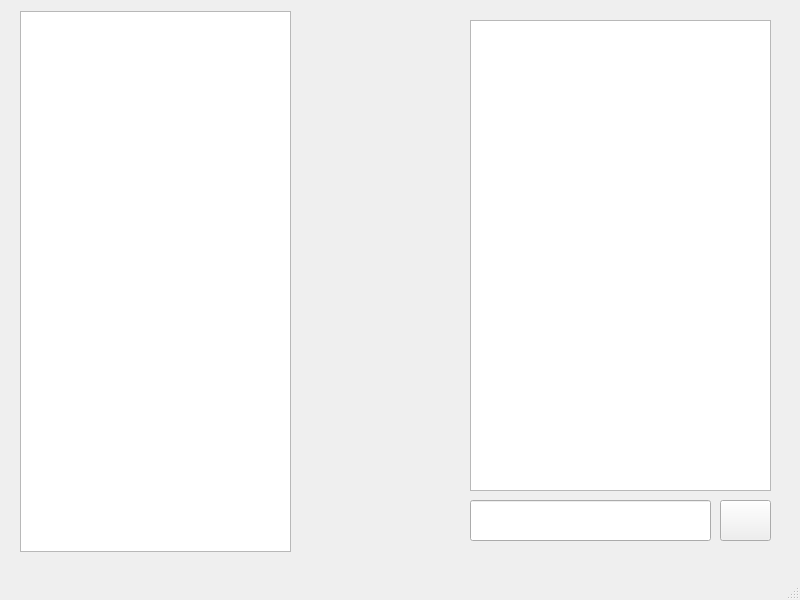
This is layout/chat.ui in AlbatovK/PyChat as Qt 5 draws it before an edit. The edited form follows.
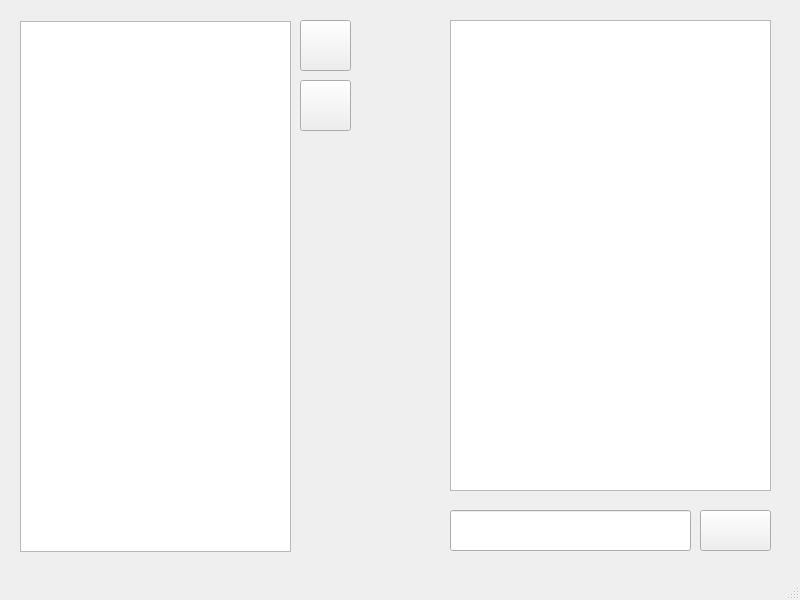
This is the edited form.

What changed in the file:
```diff
--- a/layout/chat.ui
+++ b/layout/chat.ui
@@ -24,9 +24,9 @@
     <property name="geometry">
      <rect>
       <x>20</x>
-      <y>11</y>
+      <y>21</y>
       <width>271</width>
-      <height>541</height>
+      <height>531</height>
      </rect>
     </property>
     <property name="font">
@@ -41,9 +41,9 @@
    <widget class="QPushButton" name="send_btn">
     <property name="geometry">
      <rect>
-      <x>720</x>
-      <y>500</y>
-      <width>51</width>
+      <x>700</x>
+      <y>510</y>
+      <width>71</width>
       <height>41</height>
      </rect>
     </property>
@@ -54,8 +54,8 @@
    <widget class="QLineEdit" name="msg_input">
     <property name="geometry">
      <rect>
-      <x>470</x>
-      <y>500</y>
+      <x>450</x>
+      <y>510</y>
       <width>241</width>
       <height>41</height>
      </rect>
@@ -64,13 +64,39 @@
    <widget class="QListWidget" name="messages_list">
     <property name="geometry">
      <rect>
-      <x>470</x>
+      <x>450</x>
       <y>20</y>
-      <width>301</width>
+      <width>321</width>
       <height>471</height>
      </rect>
     </property>
    </widget>
+   <widget class="QPushButton" name="exit_btn">
+    <property name="geometry">
+     <rect>
+      <x>300</x>
+      <y>20</y>
+      <width>51</width>
+      <height>51</height>
+     </rect>
+    </property>
+    <property name="text">
+     <string/>
+    </property>
+   </widget>
+   <widget class="QPushButton" name="refresh_btn">
+    <property name="geometry">
+     <rect>
+      <x>300</x>
+      <y>80</y>
+      <width>51</width>
+      <height>51</height>
+     </rect>
+    </property>
+    <property name="text">
+     <string/>
+    </property>
+   </widget>
   </widget>
   <widget class="QMenuBar" name="menubar">
    <property name="geometry">
```
